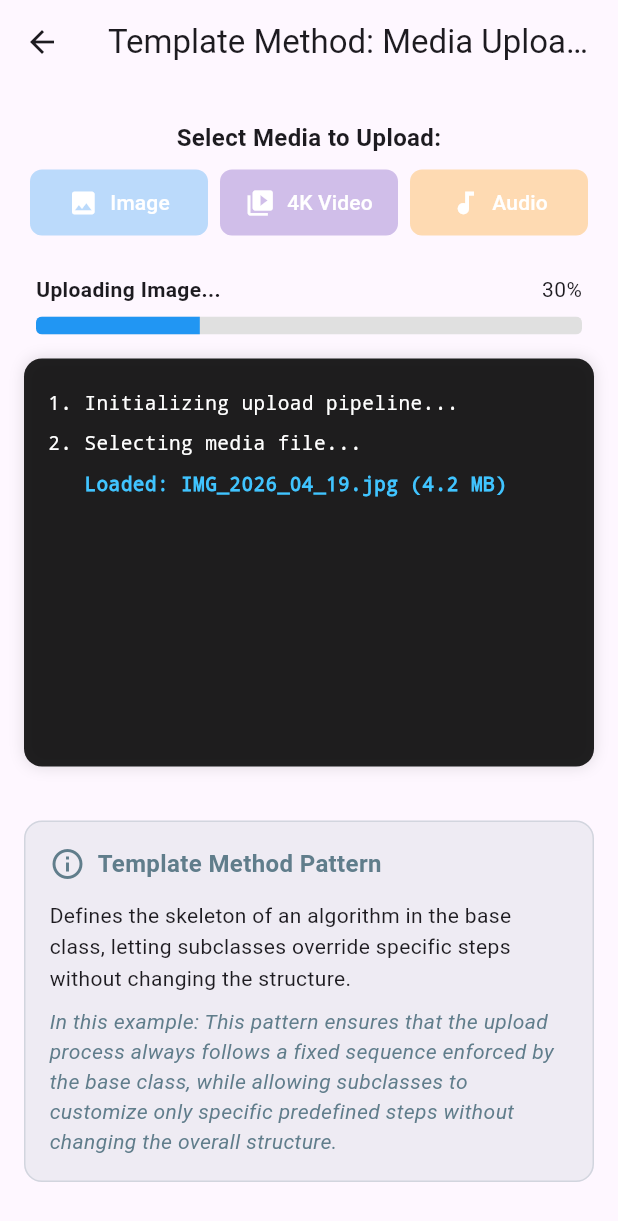
After one commit to abdalrhman7/design-patterns-by-example-dart-flutter, a Flutter app: the TemplateMethodScreen screen opened directly, after a tap on "Image", on a phone screen of 412 x 824 dp. The commit adds this screen. Shown: the top 1221 px of the screen. Run offline on Flutter 3.47's test engine with Material 3 defaults, Android fonts, the phone set to English and light mode, and no system bars.

Commit message:
Added Template Method Screen

```diff
--- a/lib/behavioral/strategy/flutter_examples/time_format_strategy/main.dart
+++ b/lib/behavioral/strategy/flutter_examples/time_format_strategy/main.dart
@@ -1,4 +1,3 @@
-import 'package:design_patterns_flutter/behavioral/strategy/flutter_examples/text_style_strategy/ui/text_styling_screen.dart';
 import 'package:design_patterns_flutter/behavioral/strategy/flutter_examples/time_format_strategy/ui/time_display_screen.dart';
 import 'package:flutter/material.dart';
 
--- /dev/null
+++ b/lib/behavioral/template_method/flutter_examples/media_uploader/media_uploader.dart
@@ -0,0 +1,156 @@
+import 'dart:async';
+import 'package:flutter/foundation.dart';
+
+/// Represents a log entry emitted during the upload process.
+/// Used by the UI to visualize the algorithm's execution flow.
+class UploadLog {
+  final String message;
+  final double progress;
+  final bool isCompleted;
+  final bool isSpecificStep;
+
+  UploadLog(this.message, this.progress, {this.isCompleted = false, this.isSpecificStep = false});
+}
+
+/// Abstract Base Class: The Template
+/// 🔹 Defines the strict algorithm flow for processing and uploading media.
+abstract class BaseMediaUploader {
+
+  /// 🔹 The Template Method
+  /// This method is the core of the pattern. It dictates the exact sequence
+  /// of steps required to upload media safely, ensuring no subclass skips a step.
+  Stream<UploadLog> uploadMedia() async* {
+    yield UploadLog('1. Initializing upload pipeline...', 0.1);
+    await Future.delayed(const Duration(milliseconds: 600));
+
+    // Call Abstract Method
+    yield UploadLog('2. Selecting media file...', 0.2);
+    final fileName = await selectMedia();
+    yield UploadLog('   Loaded: $fileName', 0.3, isSpecificStep: true);
+    await Future.delayed(const Duration(milliseconds: 800));
+
+    // Evaluate Hook: Compression
+    if (shouldCompress()) {
+      yield UploadLog('3. Compression hook enabled. Compressing...', 0.4);
+      // Call Abstract Method
+      final result = await compressMedia();
+      yield UploadLog('   Result: $result', 0.6, isSpecificStep: true);
+    } else {
+      yield UploadLog('3. Skipping compression (Hook evaluated to false)', 0.6);
+    }
+    await Future.delayed(const Duration(milliseconds: 800));
+
+    // Evaluate Hook: Watermark
+    if (shouldApplyWatermark()) {
+      yield UploadLog('4. Watermark hook enabled. Applying...', 0.7);
+      // Call Hook Method
+      await applyWatermark();
+      yield UploadLog('   Brand watermark applied permanently.', 0.8, isSpecificStep: true);
+    } else {
+      yield UploadLog('4. Skipping watermark (Not required for this media type)', 0.8);
+    }
+    await Future.delayed(const Duration(milliseconds: 800));
+
+    // Shared / Common Step
+    yield UploadLog('5. Connecting to secure server and uploading bytes...', 0.9);
+    await _uploadToServer();
+
+    yield UploadLog('   Upload Complete! 🎉', 1.0, isCompleted: true);
+  }
+
+  // -------------------------------------------------------------
+  // 🔹 Abstract Methods (Must be implemented by concrete subclasses)
+  // -------------------------------------------------------------
+
+  @protected
+  Future<String> selectMedia();
+
+  @protected
+  Future<String> compressMedia();
+
+  // -------------------------------------------------------------
+  // 🔹 Hooks (Optional overrides that change the algorithm's path)
+  // -------------------------------------------------------------
+
+  /// Hook: Should we compress the file? (Default: true)
+  @protected
+  bool shouldCompress() => true;
+
+  /// Hook: Should we apply a watermark? (Default: false)
+  @protected
+  bool shouldApplyWatermark() => false;
+
+  /// Hook Implementation: Logic for applying watermark.
+  /// Subclasses can override how the watermark is applied if they need to.
+  @protected
+  Future<void> applyWatermark() async {
+    await Future.delayed(const Duration(milliseconds: 500));
+  }
+
+  // -------------------------------------------------------------
+  // 🔹 Common Methods (Shared logic hidden from subclasses)
+  // -------------------------------------------------------------
+  Future<void> _uploadToServer() async {
+    // E.g., HTTP POST request logic goes here
+    await Future.delayed(const Duration(seconds: 1));
+  }
+}
+
+/// Concrete Subclass 1: Image Uploader
+class ImageUploader extends BaseMediaUploader {
+  @override
+  Future<String> selectMedia() async {
+    await Future.delayed(const Duration(milliseconds: 500));
+    return 'IMG_2026_04_19.jpg (4.2 MB)';
+  }
+
+  @override
+  Future<String> compressMedia() async {
+    await Future.delayed(const Duration(milliseconds: 800));
+    return 'Optimized to WebP at 80% quality (800 KB)';
+  }
+
+  // 🔹 Override Hook: Images always get a watermark
+  @override
+  bool shouldApplyWatermark() => true;
+}
+
+/// Concrete Subclass 2: 4K Video Uploader
+class VideoUploader extends BaseMediaUploader {
+  @override
+  Future<String> selectMedia() async {
+    await Future.delayed(const Duration(milliseconds: 700));
+    return 'VID_VACATION_4K.mp4 (1.5 GB)';
+  }
+
+  @override
+  Future<String> compressMedia() async {
+    await Future.delayed(const Duration(seconds: 2));
+    return 'Transcoded from 4K to 1080p, H.264 encoded (250 MB)';
+  }
+
+  // Videos use default watermark hook (false), so no watermark is applied.
+}
+
+/// Concrete Subclass 3: Audio Podcast Uploader
+class AudioPodcastUploader extends BaseMediaUploader {
+  @override
+  Future<String> selectMedia() async {
+    await Future.delayed(const Duration(milliseconds: 400));
+    return 'Podcast_EP10.wav (45 MB)';
+  }
+
+  @override
+  Future<String> compressMedia() async {
+    // This will never be called because the hook disables it.
+    throw UnimplementedError('Audio compression is disabled.');
+  }
+
+  // 🔹 Override Hook: Audio is uploaded Lossless, skip compression
+  @override
+  bool shouldCompress() => false;
+
+  // Audio cannot have visual watermarks
+  @override
+  bool shouldApplyWatermark() => false;
+}
--- /dev/null
+++ b/lib/behavioral/template_method/flutter_examples/media_uploader/ui/template_method_screen.dart
@@ -0,0 +1,214 @@
+import 'dart:async';
+import 'package:flutter/material.dart';
+import 'package:design_patterns_flutter/behavioral/template_method/flutter_examples/media_uploader/media_uploader.dart';
+import 'package:design_patterns_flutter/core/widgets/pattern_definition_card.dart';
+
+class TemplateMethodScreen extends StatefulWidget {
+  const TemplateMethodScreen({super.key});
+
+  @override
+  State<TemplateMethodScreen> createState() => _TemplateMethodScreenState();
+}
+
+class _TemplateMethodScreenState extends State<TemplateMethodScreen> {
+  final List<UploadLog> _logs = [];
+  double _currentProgress = 0.0;
+  bool _isUploading = false;
+  StreamSubscription? _subscription;
+  String _activeUploaderName = '';
+
+  @override
+  void dispose() {
+    _subscription?.cancel();
+    super.dispose();
+  }
+
+  void _startUpload(BaseMediaUploader uploader, String name) {
+    if (_isUploading) return;
+
+    setState(() {
+      _logs.clear();
+      _currentProgress = 0.0;
+      _isUploading = true;
+      _activeUploaderName = name;
+    });
+
+    _subscription = uploader.uploadMedia().listen(
+      (log) {
+        setState(() {
+          _logs.add(log);
+          _currentProgress = log.progress;
+        });
+      },
+      onDone: () {
+        setState(() {
+          _isUploading = false;
+        });
+      },
+    );
+  }
+
+  @override
+  Widget build(BuildContext context) {
+    return Scaffold(
+      appBar: AppBar(
+        title: const Text('Template Method: Media Uploader'),
+      ),
+      body: Column(
+        crossAxisAlignment: CrossAxisAlignment.stretch,
+        children: [
+          const SizedBox(height: 16),
+          // Control Panel
+          const Padding(
+            padding: EdgeInsets.symmetric(horizontal: 16, vertical: 8),
+            child: Text(
+              'Select Media to Upload:',
+              style: TextStyle(fontSize: 16, fontWeight: FontWeight.bold),
+              textAlign: TextAlign.center,
+            ),
+          ),
+          Padding(
+            padding: const EdgeInsets.symmetric(horizontal: 16),
+            child: Row(
+              mainAxisAlignment: MainAxisAlignment.spaceEvenly,
+              children: [
+                _buildUploadButton(
+                  icon: Icons.image,
+                  label: 'Image',
+                  color: Colors.blue,
+                  uploader: ImageUploader(),
+                ),
+                _buildUploadButton(
+                  icon: Icons.video_library,
+                  label: '4K Video',
+                  color: Colors.deepPurple,
+                  uploader: VideoUploader(),
+                ),
+                _buildUploadButton(
+                  icon: Icons.audiotrack,
+                  label: 'Audio',
+                  color: Colors.orange,
+                  uploader: AudioPodcastUploader(),
+                ),
+              ],
+            ),
+          ),
+
+          const SizedBox(height: 24),
+
+          // Progress Bar
+          Padding(
+            padding: const EdgeInsets.symmetric(horizontal: 24),
+            child: Column(
+              crossAxisAlignment: CrossAxisAlignment.start,
+              children: [
+                Row(
+                  mainAxisAlignment: MainAxisAlignment.spaceBetween,
+                  children: [
+                    Text(_activeUploaderName.isEmpty ? 'Idle' : 'Uploading $_activeUploaderName...', style: const TextStyle(fontWeight: FontWeight.bold)),
+                    Text('${(_currentProgress * 100).toInt()}%'),
+                  ],
+                ),
+                const SizedBox(height: 8),
+                ClipRRect(
+                  borderRadius: BorderRadius.circular(4),
+                  child: LinearProgressIndicator(
+                    value: _currentProgress,
+                    minHeight: 12,
+                    backgroundColor: Colors.grey[300],
+                    color: _activeUploaderName == 'Image'
+                        ? Colors.blue
+                        : _activeUploaderName == '4K Video'
+                            ? Colors.deepPurple
+                            : Colors.orange,
+                  ),
+                ),
+              ],
+            ),
+          ),
+
+          const SizedBox(height: 16),
+
+          // Console Logs
+          Expanded(
+            child: Container(
+              margin: const EdgeInsets.symmetric(horizontal: 16),
+              decoration: BoxDecoration(
+                color: Colors.black87,
+                borderRadius: BorderRadius.circular(12),
+                boxShadow: const [BoxShadow(color: Colors.black12, blurRadius: 8)],
+              ),
+              child: _logs.isEmpty
+                  ? const Center(
+                      child: Text(
+                        'Awaiting upload command...',
+                        style: TextStyle(color: Colors.white54, fontFamily: 'monospace'),
+                      ),
+                    )
+                  : ListView.builder(
+                      padding: const EdgeInsets.all(16),
+                      itemCount: _logs.length,
+                      itemBuilder: (context, index) {
+                        final log = _logs[index];
+                        return Padding(
+                          padding: const EdgeInsets.symmetric(vertical: 4),
+                          child: Text(
+                            log.message,
+                            style: TextStyle(
+                              fontSize: 13,
+                              color: log.isCompleted
+                                  ? Colors.greenAccent
+                                  : log.isSpecificStep
+                                      ? Colors.lightBlueAccent
+                                      : Colors.white,
+                              fontFamily: 'monospace',
+                              fontWeight: (log.isCompleted || log.isSpecificStep)
+                                  ? FontWeight.bold
+                                  : FontWeight.normal,
+                            ),
+                          ),
+                        );
+                      },
+                    ),
+            ),
+          ),
+
+          const Padding(
+            padding: EdgeInsets.symmetric(horizontal: 16, vertical: 16),
+            child: PatternDefinitionCard(
+              title: 'Template Method Pattern',
+              description:
+                  'Defines the skeleton of an algorithm in the base class, letting subclasses override specific steps without changing the structure.',
+              exampleContext:
+                  'This pattern ensures that the upload process always follows a fixed sequence enforced by the base class, while allowing subclasses to customize only specific predefined steps without changing the overall structure.',
+            ),
+          ),
+        ],
+      ),
+    );
+  }
+
+  Widget _buildUploadButton({
+    required IconData icon,
+    required String label,
+    required Color color,
+    required BaseMediaUploader uploader,
+  }) {
+    return Expanded(
+      child: Padding(
+        padding: const EdgeInsets.symmetric(horizontal: 4),
+        child: ElevatedButton.icon(
+          onPressed: _isUploading ? null : () => _startUpload(uploader, label),
+          icon: Icon(icon, size: 20, color: Colors.white),
+          label: Text(label, style: const TextStyle(color: Colors.white)),
+          style: ElevatedButton.styleFrom(
+            backgroundColor: color,
+            disabledBackgroundColor: color.withOpacity(0.3),
+            padding: const EdgeInsets.symmetric(vertical: 12),
+            shape: RoundedRectangleBorder(borderRadius: BorderRadius.circular(8)),
+          ),
+        ),
+      ),
+    );
+  }
+}
--- a/lib/creational/singletone/flutter_examples/counter_singletone.dart
+++ b/lib/creational/singletone/flutter_examples/counter_singletone.dart
@@ -1,6 +1,5 @@
 // Flutter UI Example: Demonstrating Singleton vs Non-Singleton
 
-import 'package:flutter/material.dart';
 
 /// === SingletonCounter ===
 /// 🔒 Ensures a single shared instance across the app.
--- a/lib/home_screen/home_pattern_catalog.dart
+++ b/lib/home_screen/home_pattern_catalog.dart
@@ -9,6 +9,7 @@ import 'package:design_patterns_flutter/creational/singletone/flutter_examples/u
 import 'package:design_patterns_flutter/home_screen/pattern_models.dart';
 import 'package:design_patterns_flutter/structural/adapter/flutter_examples/charger_adapter/ui/charger_adapter_screen.dart';
 import 'package:design_patterns_flutter/structural/adapter/flutter_examples/payment_gateway_adapter/ui/payment_gateway_adapter_screen.dart';
+import 'package:design_patterns_flutter/behavioral/template_method/flutter_examples/media_uploader/ui/template_method_screen.dart';
 import 'package:design_patterns_flutter/structural/decorator/flutter_examples/pizza_decorator/ui/decorator_pizza_screen.dart';
 import 'package:design_patterns_flutter/structural/facade/flutter_examples/social_share/ui/social_share_screen.dart';
 import 'package:design_patterns_flutter/structural/facade/flutter_examples/travel_booking/ui/travel_booking_screen.dart';
@@ -62,6 +63,18 @@ List<PatternCategory> buildHomePatternCatalog() {
               title: 'Example 1: Weather Station',
               subtitle: 'Notifications for temp & humidity changes.',
               screen: WeatherObserverScreen(),
+            ),
+          ],
+        ),
+        PatternItem(
+          name: 'Template Method',
+          description:
+              'Define algorithm skeleton in base class, defer steps to subclasses.',
+          examples: [
+            const ExampleItem(
+              title: 'Example 1: Secure Media Uploader',
+              subtitle: 'Consistent upload pipeline with custom hooks & steps.',
+              screen: TemplateMethodScreen(),
             ),
           ],
         ),
--- a/lib/structural/decorator/flutter_examples/pizza_decorator/pizza_decorator.dart
+++ b/lib/structural/decorator/flutter_examples/pizza_decorator/pizza_decorator.dart
@@ -1,6 +1,5 @@
 // Flutter Decorator Pattern Example with UI and Clean Refactor
 
-import 'package:flutter/material.dart';
 
 // === Component Interface ===
 // 🔹 Defines the **abstraction** for all pizza types (base or decorated).
```
